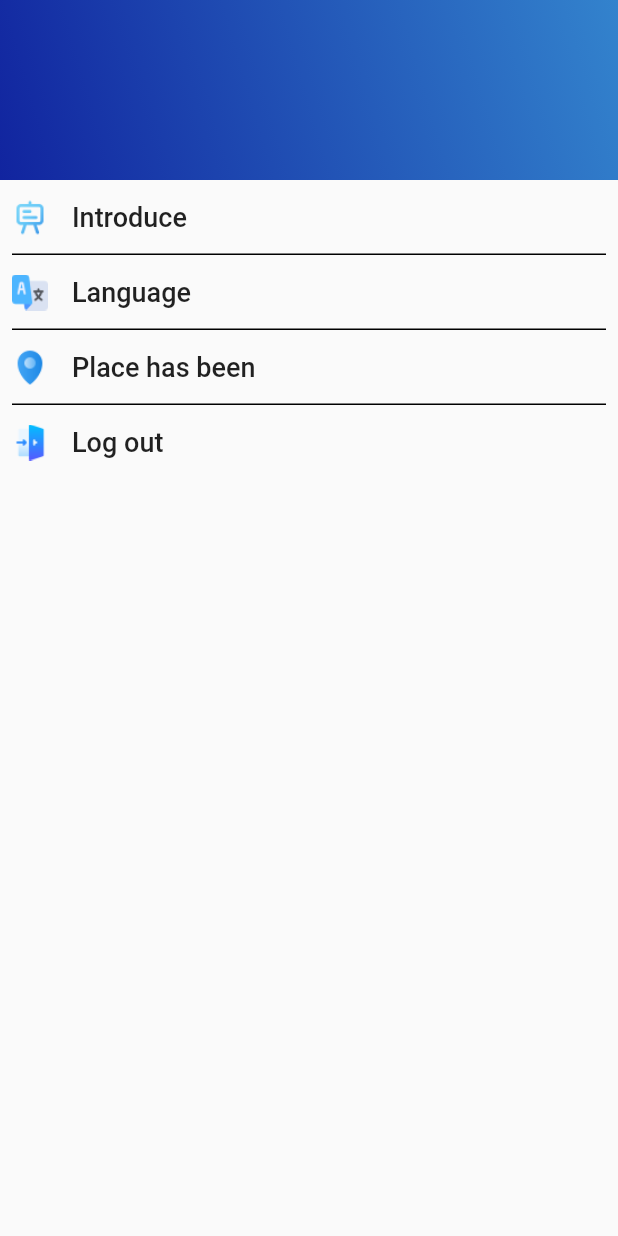
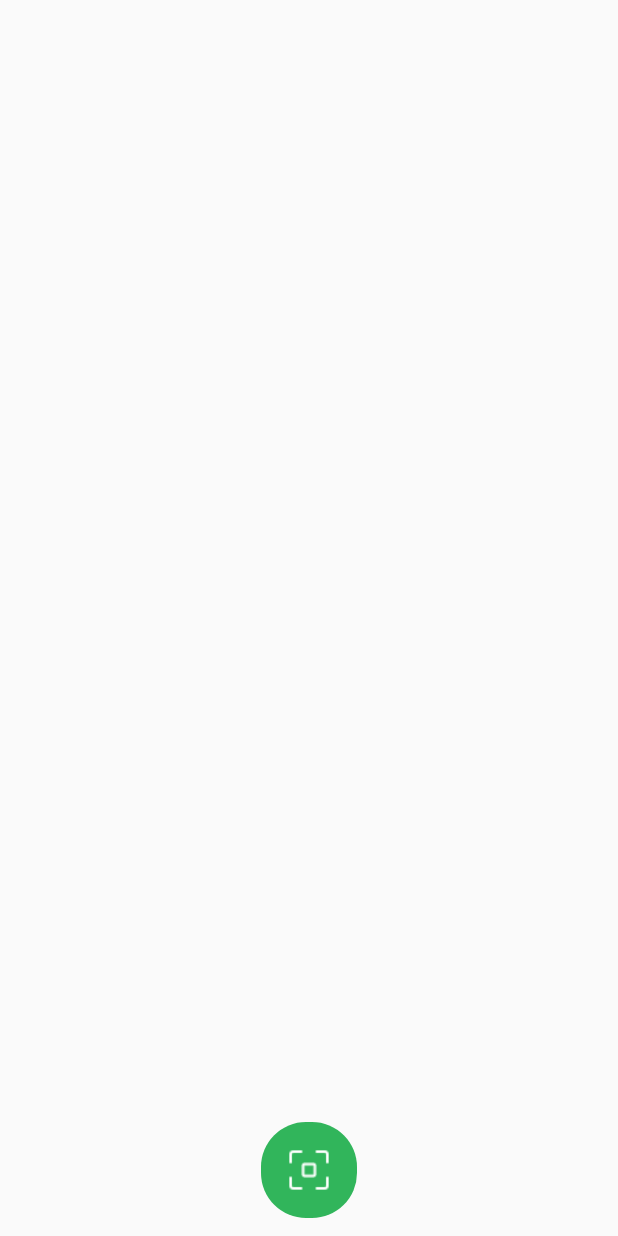
Before and after one commit to hoangatuan/PCCovid_Flutter, a Flutter app: the AccountScreen screen opened directly, on a phone screen of 412 x 824 dp. Run offline on Flutter 3.47's test engine with Material 2 defaults, Android fonts, the phone set to English and light mode, and no system bars; our stand-ins replace fl_chart, flutter_svg, hexcolor, shared_preferences, sqflite, webview_flutter; accounts and stored records are empty; project files that could hold a hidden picture were left out.

Commit message:
Refactor code

```diff
--- a/lib/screens/account/account_screen.dart
+++ b/lib/screens/account/account_screen.dart
@@ -1,109 +1,37 @@
 import 'package:flutter/material.dart';
-import 'package:pccovid/helpers/constants.dart';
-import 'package:pccovid/screens/account/view_model/account_view_model.dart';
-import 'package:pccovid/screens/guide/guide_screen.dart';
-import 'package:pccovid/screens/places_history/view/places_history_screen.dart';
-import 'package:pccovid/screens/places_history/viewmodel/place_history_viewmodel.dart';
-import 'package:pccovid/screens/webview/in_app_webview_screen.dart';
-import 'package:pccovid/services/shared_pref_service.dart';
-import 'package:provider/provider.dart';
 
-enum UtilityType { introduce, language, place, logout }
-
-class AccountScreen extends StatefulWidget {
+class AccountScreen extends StatelessWidget {
   const AccountScreen({Key? key}) : super(key: key);
 
   @override
-  State<AccountScreen> createState() => _AccountScreenState();
-}
+  Widget build(BuildContext context) {
+    Size size = MediaQuery.of(context).size;
 
-class _AccountScreenState extends State<AccountScreen> {
-  final AccountViewModel viewModel = AccountViewModel();
-
-  @override
-  Widget build(BuildContext context) {
     return Scaffold(
-      body: Column(
-        children: [
-          buildHeaderView(),
-          SizedBox(
-            height: 200,
-            child: ListView.builder(
-                physics:
-                    const NeverScrollableScrollPhysics(), // disable scrolling
-                padding: const EdgeInsets.all(0),
-                itemCount: viewModel.numberOfItems,
-                itemBuilder: (context, index) {
-                  return cellForItemAtIndex(index);
-                }),
-          )
-        ],
-      ),
+      body: Scaffold(
+          body: SizedBox(
+        height: size.height,
+        width: size.width,
+        child: Column(
+          children: [
+            const Spacer(),
+            Center(
+                child: GestureDetector(
+              onTap: () {},
+              child: Container(
+                  width: 64,
+                  height: 64,
+                  decoration: const BoxDecoration(
+                      color: Color(0xFF31B55B),
+                      borderRadius: BorderRadius.all(Radius.circular(30))),
+                  child: Center(
+                      child: Image.asset("assets/icons/scanning.png",
+                          color: Colors.white, width: 28, height: 28))),
+            )),
+            const SizedBox(height: 12),
+          ],
+        ),
+      )),
     );
   }
-
-  Container buildHeaderView() {
-    return Container(
-      height: 120,
-      decoration: const BoxDecoration(
-          gradient: LinearGradient(
-              begin: Alignment.topRight,
-              end: Alignment.bottomLeft,
-              colors: [Color(0xFF3383CD), Color(0xFF11249F)])),
-    );
-  }
-
-  Widget cellForItemAtIndex(int index) {
-    return Container(
-      padding: const EdgeInsets.symmetric(horizontal: 8),
-      height: 50,
-      child: GestureDetector(
-        onTap: () => didSelectItemAtIndex(index),
-        child: Stack(children: [
-          Center(
-            child: Row(children: [
-              Image.asset(viewModel.icons[index], height: 24),
-              const SizedBox(width: 16),
-              Text(viewModel.title[index],
-                  style: const TextStyle(
-                      fontSize: 18, fontWeight: FontWeight.w500))
-            ]),
-          ),
-          if (index != viewModel.numberOfItems - 1)
-            Positioned(
-                bottom: 0,
-                left: 0,
-                right: 0,
-                child: Container(height: 1, color: Colors.black))
-        ]),
-      ),
-    );
-  }
-
-  void didSelectItemAtIndex(int index) {
-    switch (index) {
-      case 0:
-        Navigator.push(
-            context,
-            MaterialPageRoute(
-                builder: (context) => const InAppWebView(
-                      url: Constants.introduceUrl,
-                      title: "Introduce",
-                    )));
-        break;
-      case 1:
-        break;
-      case 2:
-        Navigator.push(
-            context,
-            MaterialPageRoute(
-                builder: (context) => const PlacesHistoryScreen()));
-        break;
-      default:
-        SharePreferenceService.setValue(
-            SharePreferenceKey.didReadGuideLine, false);
-        Navigator.pushReplacement(context,
-            MaterialPageRoute(builder: (context) => const GuideScreen()));
-    }
-  }
 }
--- a/lib/screens/account/view_model/account_view_model.dart
+++ b/lib/screens/setting/view_model/setting_view_model.dart
@@ -1,4 +1,4 @@
-class AccountViewModel {
+class SettingViewModel {
   int get numberOfItems {
     return icons.length;
   }
```
Also changed, not shown: lib/screens/base/tab_bar_view.dart (+5 -5 lines), lib/screens/qr/qr_screen.dart (deleted, +0 -12 lines), lib/screens/qr/scan_qr_screen.dart (added, +10 -0 lines), lib/screens/setting/setting_screen.dart (added, +107 -0 lines), assets/icons/ic_settings.png (added), assets/icons/qr-code.png (deleted), assets/icons/scanning.png (added).
